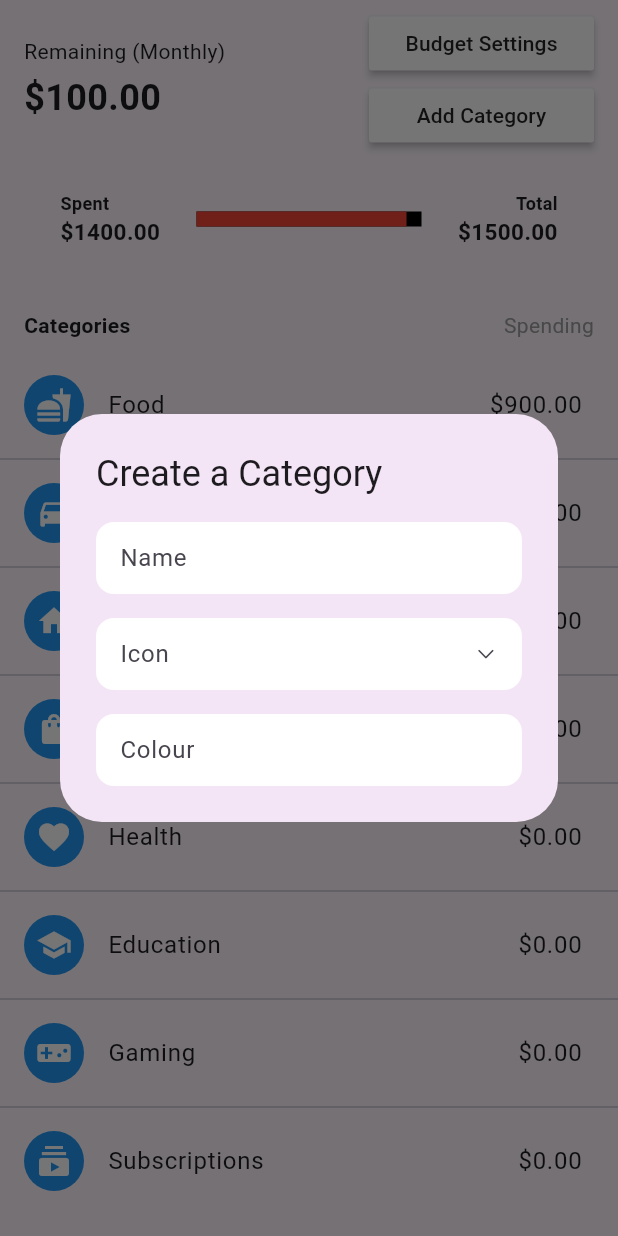
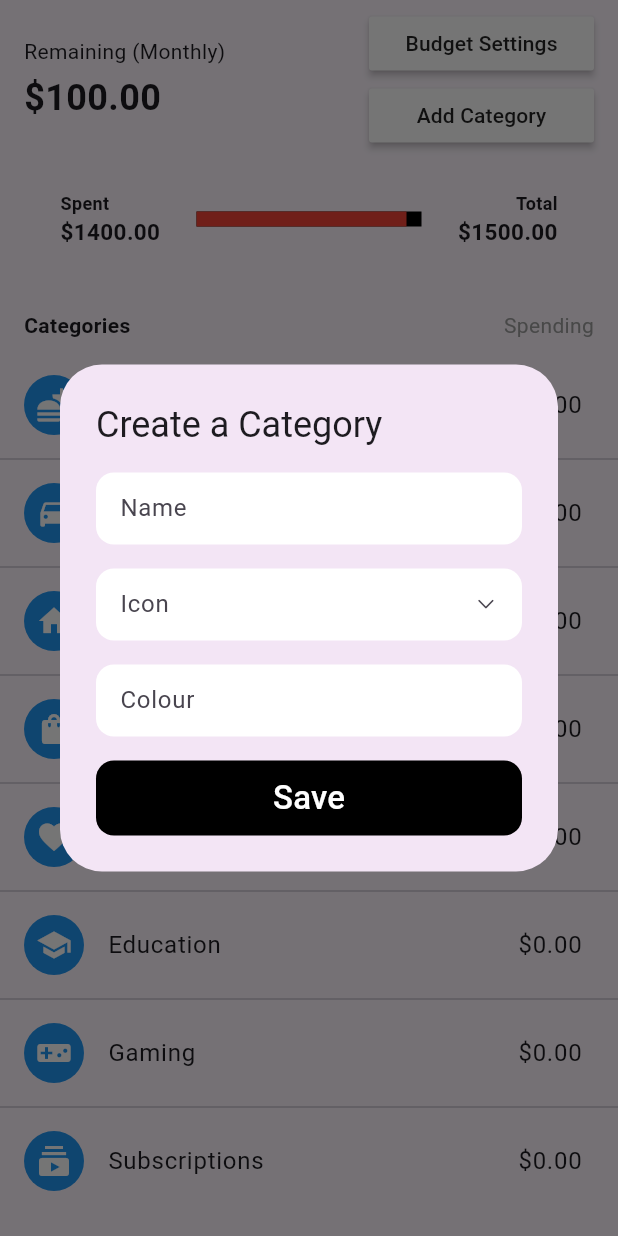
Before and after one commit to lrongyi/Orbital, a Flutter app: the Budgeting widget shown alone on an empty page, opened directly, after a tap on "Add Category", on a phone screen of 412 x 824 dp. Run offline on Flutter 3.47's test engine with Material 3 defaults, Android fonts, the phone set to English and light mode, and no system bars; our stand-ins replace cloud_firestore, firebase_auth, firebase_core, flutter_colorpicker, google_sign_in; accounts and stored records are empty.

Commit message:
1. Updated budgeting to allow add category feature 2. Reformatted budget_setting 3. Added colour picker dependency (for add category function)

```diff
--- a/lib/screens/main_screens/budgeting.dart
+++ b/lib/screens/main_screens/budgeting.dart
@@ -1,5 +1,6 @@
 import 'package:flutter/cupertino.dart';
 import 'package:flutter/material.dart';
+import 'package:flutter_colorpicker/flutter_colorpicker.dart';
 import 'package:ss/screens/main_screens/sub_screens/budget_settings.dart';
 import 'package:ss/shared/budgeting_deco.dart';
 
@@ -24,16 +25,14 @@ class _BudgetingState extends State<Budgeting> {
     'travel',
   ];
 
-  String iconSelected = '';
-
   @override
   Widget build(BuildContext context) {
     double ratioSpent = (monthlySpent / totalBudget);
     double remainingAmount = totalBudget - monthlySpent;
     Color progressBarColour;
-    if (ratioSpent < 1/3) {
+    if (ratioSpent < 1 / 3) {
       progressBarColour = Colors.green;
-    } else if (1/3 <= ratioSpent && ratioSpent < 2/3) {
+    } else if (1 / 3 <= ratioSpent && ratioSpent < 2 / 3) {
       progressBarColour = Colors.orange;
     } else {
       progressBarColour = Colors.red;
@@ -52,13 +51,11 @@ class _BudgetingState extends State<Budgeting> {
 
     return Column(
       children: [
-        //container
+        // Container
         Container(
-          // color: Colors.redAccent,
           child: Column(
             children: [
               Container(
-                  // color: Colors.black,
                 child: Padding(
                   padding: const EdgeInsets.only(top: 5, left: 16, right: 16),
                   child: Row(
@@ -68,15 +65,11 @@ class _BudgetingState extends State<Budgeting> {
                         crossAxisAlignment: CrossAxisAlignment.start,
                         mainAxisAlignment: MainAxisAlignment.center,
                         children: [
-                                const Text(
-                                  'Remaining (Monthly)',
-                                  // style: TextStyle(color: Colors.white),
-                                ),
+                          const Text('Remaining (Monthly)'),
                           const SizedBox(height: 4),
                           Text(
                             '\$${remainingAmount.toStringAsFixed(2)}',
                             style: const TextStyle(
-                                    // color: Colors.white,
                               fontWeight: FontWeight.bold,
                               fontSize: 24,
                             ),
@@ -94,8 +87,9 @@ class _BudgetingState extends State<Budgeting> {
                                 Navigator.push(
                                   context,
                                   MaterialPageRoute(
-                                              builder: (context) =>
-                                                  const BudgetSettings()));
+                                    builder: (context) => const BudgetSettings(),
+                                  ),
+                                );
                               },
                               child: const Text('Budget Settings'),
                             ),
@@ -109,13 +103,16 @@ class _BudgetingState extends State<Budgeting> {
                                   context: context,
                                   builder: (ctx) {
                                     bool isOpen = false;
+                                    String iconSelected = '';
+                                    Color categoryColor = Colors.white;
 
                                     return StatefulBuilder(
                                       builder: (context, setState) {
                                         return AlertDialog(
                                           title: const Text('Create a Category'),
                                           backgroundColor: Colors.purple[50],
-                                                content: SizedBox(
+                                          content: SingleChildScrollView(
+                                            child: SizedBox(
                                               width: MediaQuery.of(context).size.width,
                                               child: Column(
                                                 mainAxisSize: MainAxisSize.min,
@@ -129,7 +126,7 @@ class _BudgetingState extends State<Budgeting> {
                                                       hintText: 'Name',
                                                       border: OutlineInputBorder(
                                                         borderRadius: BorderRadius.circular(12),
-                                                            borderSide: BorderSide.none
+                                                        borderSide: BorderSide.none,
                                                       ),
                                                     ),
                                                   ),
@@ -145,7 +142,10 @@ class _BudgetingState extends State<Budgeting> {
                                                     decoration: InputDecoration(
                                                       isDense: true,
                                                       filled: true,
-                                                          suffixIcon: const Icon(CupertinoIcons.chevron_down, size: 14,),
+                                                      suffixIcon: const Icon(
+                                                        CupertinoIcons.chevron_down,
+                                                        size: 14,
+                                                      ),
                                                       fillColor: Colors.white,
                                                       hintText: 'Icon',
                                                       border: OutlineInputBorder(
@@ -154,7 +154,7 @@ class _BudgetingState extends State<Budgeting> {
                                                                 top: Radius.circular(12),
                                                               )
                                                             : BorderRadius.circular(12),
-                                                            borderSide: BorderSide.none
+                                                        borderSide: BorderSide.none,
                                                       ),
                                                     ),
                                                   ),
@@ -171,7 +171,8 @@ class _BudgetingState extends State<Budgeting> {
                                                           child: Padding(
                                                             padding: const EdgeInsets.all(8.0),
                                                             child: GridView.builder(
-                                                            gridDelegate: const SliverGridDelegateWithFixedCrossAxisCount(
+                                                              gridDelegate:
+                                                                  const SliverGridDelegateWithFixedCrossAxisCount(
                                                                 crossAxisCount: 3,
                                                                 mainAxisSpacing: 5,
                                                                 crossAxisSpacing: 5,
@@ -190,60 +191,134 @@ class _BudgetingState extends State<Budgeting> {
                                                                     decoration: BoxDecoration(
                                                                       border: Border.all(
                                                                         width: 3,
-                                                                      color: iconSelected == categoryIcons[i]
+                                                                        color: iconSelected ==
+                                                                                categoryIcons[i]
                                                                             ? Colors.green
-                                                                      : Colors.grey
+                                                                            : Colors.grey,
                                                                       ),
                                                                       borderRadius: BorderRadius.circular(12),
                                                                       image: DecorationImage(
                                                                         image: AssetImage(
-                                                                        'assets/${categoryIcons[i]}.png'
-                                                                      )
-                                                                    )
-                                                                  )
+                                                                            'assets/${categoryIcons[i]}.png'),
+                                                                      ),
+                                                                    ),
                                                                   ),
                                                                 );
                                                               },
                                                             ),
-                                                        )
+                                                          ),
                                                         )
                                                       : Container(),
                                                   const SizedBox(height: 16),
                                                   TextFormField(
+                                                    readOnly: true,
+                                                    onTap: () {
+                                                      showDialog(
+                                                        context: context,
+                                                        builder: (ctx2) {
+                                                          return AlertDialog(
+                                                            backgroundColor: Colors.white,
+                                                            content: SingleChildScrollView(
+                                                              child: Column(
+                                                                mainAxisSize: MainAxisSize.min,
+                                                                children: [
+                                                                  ColorPicker(
+                                                                    pickerColor: categoryColor,
+                                                                    onColorChanged: (value) {
+                                                                      setState(() {
+                                                                        categoryColor = value;
+                                                                      });
+                                                                    },
+                                                                  ),
+                                                                  SizedBox(
+                                                                    width: double.infinity,
+                                                                    height: 50,
+                                                                    child: TextButton(
+                                                                      onPressed: () {
+                                                                        Navigator.pop(context);
+                                                                      },
+                                                                      style: TextButton.styleFrom(
+                                                                        backgroundColor: Colors.black,
+                                                                        shape: RoundedRectangleBorder(
+                                                                          borderRadius: BorderRadius.circular(12),
+                                                                        ),
+                                                                      ),
+                                                                      child: const Text(
+                                                                        'Save',
+                                                                        style: TextStyle(
+                                                                          fontSize: 22,
+                                                                          color: Colors.white,
+                                                                        ),
+                                                                      ),
+                                                                    ),
+                                                                  ),
+                                                                ],
+                                                              ),
+                                                            ),
+                                                          );
+                                                        },
+                                                      );
+                                                    },
                                                     textAlignVertical: TextAlignVertical.center,
                                                     decoration: InputDecoration(
                                                       isDense: true,
                                                       filled: true,
-                                                          fillColor: Colors.white,
+                                                      fillColor: categoryColor,
                                                       hintText: 'Colour',
                                                       border: OutlineInputBorder(
                                                         borderRadius: BorderRadius.circular(12),
-                                                            borderSide: BorderSide.none
+                                                        borderSide: BorderSide.none,
                                                       ),
                                                     ),
                                                   ),
-
+                                                  const SizedBox(height: 16),
+                                                  SizedBox(
+                                                    width: double.infinity,
+                                                    height: 50,
+                                                    child: TextButton(
+                                                      onPressed: () {
+                                                        // TODO: Create Category Object and send to firebase
+                                                        Navigator.pop(context);
+                                                      },
+                                                      style: TextButton.styleFrom(
+                                                        backgroundColor: Colors.black,
+                                                        shape: RoundedRectangleBorder(
+                                                          borderRadius: BorderRadius.circular(12),
+                                                        ),
+                                                      ),
+                                                      child: const Text(
+                                                        'Save',
+                                                        style: TextStyle(
+                                                          fontSize: 22,
+                                                          color: Colors.white,
+                                                        ),
+                                                      ),
+                                                    ),
+                                                  ),
                                                 ],
                                               ),
                                             ),
+                                          ),
                                         );
-                                            }
+                                      },
                                     );
-                                        }
+                                  },
                                 );
                               },
                               child: const Text('Add Category'),
                             ),
                           ),
                         ],
-                            )
-                          ]))),
+                      ),
+                    ],
+                  ),
+                ),
+              ),
               const SizedBox(height: 10),
               Padding(
                 padding: const EdgeInsets.only(left: 16, right: 16, top: 16),
                 child: Container(
                   alignment: Alignment.bottomCenter,
-                  // color: Colors.purple,
                   height: 50,
                   child: Column(
                     children: [
@@ -258,14 +333,12 @@ class _BudgetingState extends State<Budgeting> {
                                 children: [
                                   const Text('Spent',
                                       style: TextStyle(
-                                        // color: Colors.white,
                                         fontWeight: FontWeight.bold,
                                         fontSize: 12,
                                       )),
                                   Text(
                                     '\$${monthlySpent.toStringAsFixed(2)}',
                                     style: const TextStyle(
-                                      // color: Colors.white,
                                       fontWeight: FontWeight.bold,
                                       fontSize: 15,
                                     ),
@@ -278,9 +351,7 @@ class _BudgetingState extends State<Budgeting> {
                                   minHeight: 10,
                                   value: ratioSpent,
                                   backgroundColor: Colors.black,
-                                  valueColor:
-                                      AlwaysStoppedAnimation<Color>(
-                                          progressBarColour),
+                                  valueColor: AlwaysStoppedAnimation<Color>(progressBarColour),
                                 ),
                               ),
                               Column(
@@ -289,14 +360,12 @@ class _BudgetingState extends State<Budgeting> {
                                 children: [
                                   const Text('Total',
                                       style: TextStyle(
-                                        // color: Colors.white,
                                         fontWeight: FontWeight.bold,
                                         fontSize: 12,
                                       )),
                                   Text(
                                     '\$${totalBudget.toStringAsFixed(2)}',
                                     style: const TextStyle(
-                                      // color: Colors.white,
                                       fontWeight: FontWeight.bold,
                                       fontSize: 15,
                                     ),
@@ -305,20 +374,6 @@ class _BudgetingState extends State<Budgeting> {
                               ),
                             ],
                           ),
-                          // Positioned(
-                          //   top: 40,
-                          //   left: 240,
-                          //   right: 0,
-                          //   child: Text(
-                          //     '${percentageSpent.toStringAsFixed(0)}%',
-                          //     textAlign: TextAlign.center,
-                          //     style: const TextStyle(
-                          //       // color: Colors.white,
-                          //       fontWeight: FontWeight.bold,
-                          //       fontSize: 15,
-                          //     ),
-                          //   ),
-                          // ),
                         ],
                       ),
                     ],
@@ -331,8 +386,9 @@ class _BudgetingState extends State<Budgeting> {
         const SizedBox(height: 30),
         const Padding(
           padding: EdgeInsets.symmetric(horizontal: 16),
-          child:
-              Row(mainAxisAlignment: MainAxisAlignment.spaceBetween, children: [
+          child: Row(
+            mainAxisAlignment: MainAxisAlignment.spaceBetween,
+            children: [
               Text('Categories',
                   style: TextStyle(
                     fontWeight: FontWeight.bold,
@@ -341,12 +397,12 @@ class _BudgetingState extends State<Budgeting> {
                 'Spending',
                 style: TextStyle(color: Colors.grey),
               )
-          ]),
+            ],
+          ),
         ),
         const SizedBox(height: 15),
         Expanded(
           child: Container(
-            // color: Colors.blue,
             width: double.maxFinite,
             child: ListView.separated(
               itemCount: categorySpent.length,
@@ -354,8 +410,7 @@ class _BudgetingState extends State<Budgeting> {
               itemBuilder: (context, index) {
                 String categoryName = categorySpent.keys.elementAt(index);
                 double amountSpent = categorySpent.values.elementAt(index);
-                return BudgetingDeco.buildCategoryTile(
-                    categoryName, amountSpent);
+                return BudgetingDeco.buildCategoryTile(categoryName, amountSpent);
               },
             ),
           ),
--- a/pubspec.yaml
+++ b/pubspec.yaml
@@ -41,6 +41,7 @@ dependencies:
   google_sign_in: ^6.2.1
   cloud_firestore: ^4.17.3
   intl: ^0.19.0
+  flutter_colorpicker: ^1.1.0
 
 dev_dependencies:
   flutter_test:
```
Also changed, not shown: lib/screens/main_screens/sub_screens/budget_settings.dart (+13 -19 lines). Lines whose indentation alone changed are shown as unchanged.
